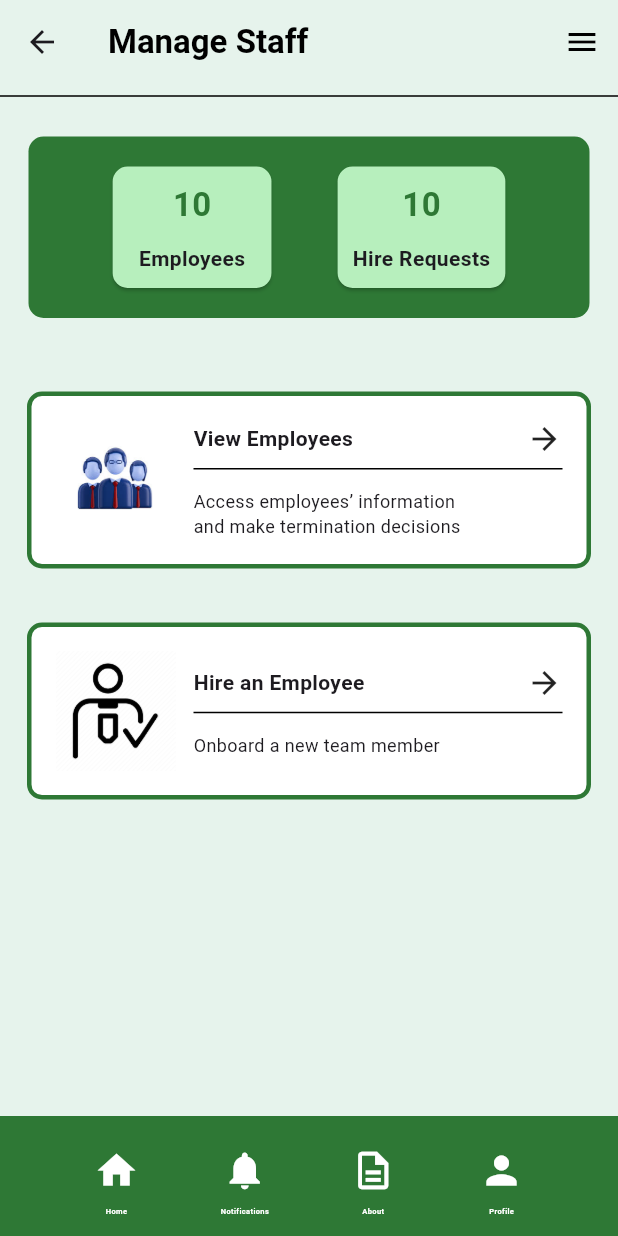
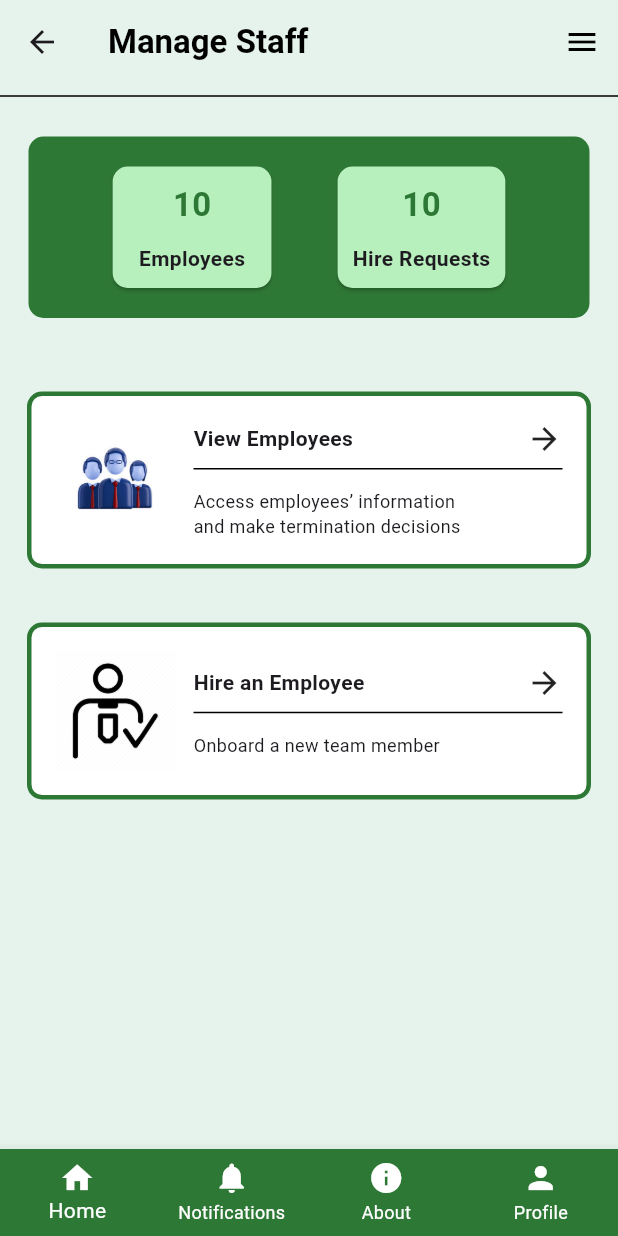
Before and after one commit to Javaria-Shabbir24/SmartWasteManagementSystem-AdminPortal, a Flutter app: the Admin screen opened directly, after a tap on "Manage Staff", on a phone screen of 412 x 824 dp. Run offline on Flutter 3.47's test engine with Material 3 defaults, Android fonts, the phone set to English and light mode, and no system bars.

```diff
--- a/lib/admin_bottom_section.dart
+++ b/lib/admin_bottom_section.dart
@@ -1,63 +1,80 @@
 import 'package:flutter/material.dart';
+import 'admin_about.dart';
+import 'admin_notifications.dart';
+import 'admin.dart';
+import 'admin_profile.dart';
 
-class AdminBottomSection extends StatelessWidget {
+class AdminBottomSection extends StatefulWidget {
+  @override
+  State<AdminBottomSection> createState() => _AdminBottomSectionState();
+}
+
+class _AdminBottomSectionState extends State<AdminBottomSection> {
+  int selectedIndex=0;
+
+  void tappedFunction(int index){
+    setState(() {
+      selectedIndex=index;
+    });
+    switch(index){
+      case 0:
+      Navigator.push(
+        context,
+        MaterialPageRoute(
+          builder: (context)=>Admin()
+        )
+      );
+      case 1:
+      Navigator.push(
+        context,
+        MaterialPageRoute(
+          builder: (context)=>AdminNotifications()
+        )
+      );
+      case 2:
+      Navigator.push(
+        context,
+        MaterialPageRoute(
+          builder: (context)=>AdminAbout()
+        )
+      );
+      case 3:
+      Navigator.push(
+        context,
+        MaterialPageRoute(
+          builder: (context)=>AdminProfile()
+        )
+      );
+    }
+  }
+
   @override
   Widget build(BuildContext context) {
-    return Container(
-      child: const BottomAppBar(
-        color:  Color(0xFF2E7835),
-        child: Row(
-        mainAxisAlignment: MainAxisAlignment.spaceEvenly,
-        children: [
-          //home icon
-            Column(
-              children: [
-                IconButton(
-                  onPressed: null,
-                  icon: Icon(Icons.home, color: Colors.white, size: 30,),
-                ),
-                Text('Home', style: TextStyle(color: Colors.white, fontSize: 5,fontWeight: FontWeight.bold),
-                ),
-              ],
+    return BottomNavigationBar(
+      currentIndex: selectedIndex,
+      onTap: tappedFunction,
+      type: BottomNavigationBarType.fixed,
+          items: [
+            BottomNavigationBarItem(
+              icon: Icon(Icons.home, color: Colors.white),
+              label: "Home",
             ),
-          //Notifications icon
-            Column(
-              children: [
-                IconButton(
-                  onPressed: null,
-                  icon: Icon(Icons.notifications, color: Colors.white,size: 30,),
-                ),
-                Text('Notifications', style: TextStyle(color: Colors.white, fontSize: 5,fontWeight: FontWeight.bold),
-                ),
-              ],
+            BottomNavigationBarItem(
+              icon: Icon(Icons.notifications, color: Colors.white),
+              label: "Notifications",
             ),
-          //About icon
-            Column(
-              children: [
-                IconButton(
-                  onPressed: null,
-                  icon: Icon(Icons.description_outlined, color: Colors.white,size: 30,),
-                ),
-                Text('About', style: TextStyle(color: Colors.white, fontSize: 5,fontWeight: FontWeight.bold),
-                ),
-              ],
+            BottomNavigationBarItem(
+              icon: Icon(Icons.info, color: Colors.white),
+              label: "About",
             ),
-          //Profile icon
-            Column(
-              children: [
-                IconButton(
-                  onPressed: null,
-                  icon: Icon(Icons.person, color: Colors.white,size: 30,),
-                ),
-                Text('Profile', style: TextStyle(color: Colors.white, fontSize: 5,fontWeight: FontWeight.bold),
-                ),
-              ],
+            BottomNavigationBarItem(
+              icon: Icon(Icons.person, color: Colors.white),
+              label: "Profile",
             ),
-
-
-        ],
-        ),
-      ),
-    );
+          ],
+          backgroundColor: const  Color(0xFF2E7835),
+          selectedItemColor: Colors.white,
+          unselectedItemColor: Colors.white,
+        );
   }
 }
```
Also changed, not shown: lib/admin_about.dart (added, +10 -0 lines), lib/admin_notifications.dart (added, +10 -0 lines), lib/admin_profile.dart (added, +151 -0 lines).
